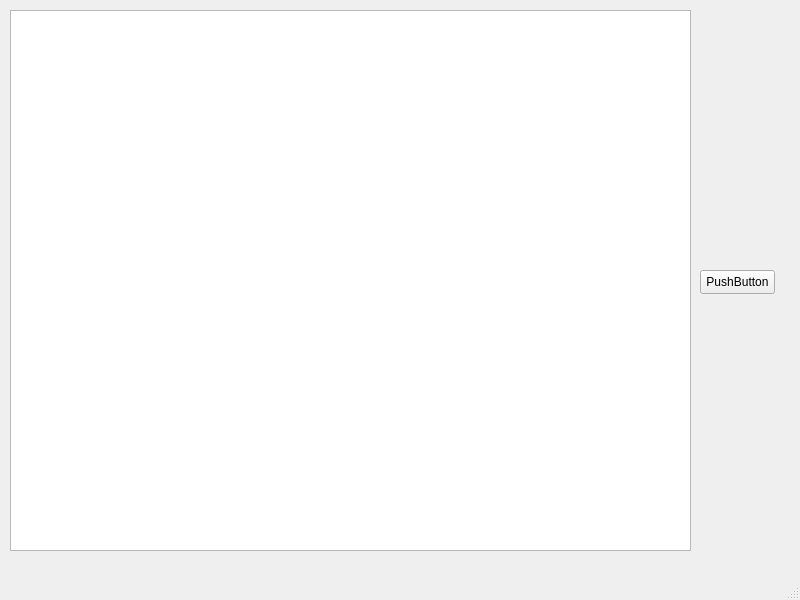
Old version of the form Fronter/mainwindow.ui in the repository bchuh/StarWars-Companion.
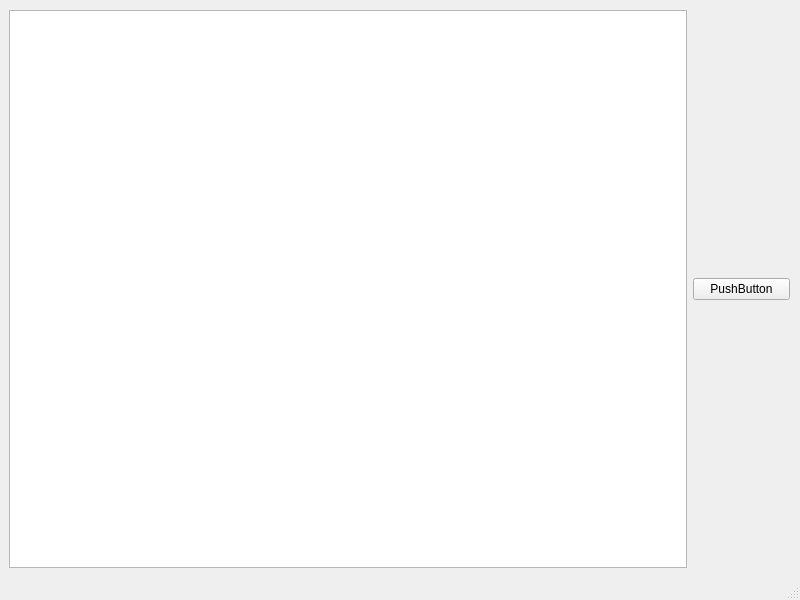
New version of the form.

Commit message: Add Fronter full screen mode

The edit to the form file:
```diff
--- a/Fronter/mainwindow.ui
+++ b/Fronter/mainwindow.ui
@@ -14,29 +14,34 @@
    <string>MainWindow</string>
   </property>
   <widget class="QWidget" name="centralwidget">
-   <widget class="QGraphicsView" name="graphicsView">
-    <property name="geometry">
-     <rect>
-      <x>10</x>
-      <y>10</y>
-      <width>681</width>
-      <height>541</height>
-     </rect>
-    </property>
-   </widget>
+   <layout class="QVBoxLayout" name="verticalLayout">
+    <item>
+     <layout class="QHBoxLayout" name="horizontalLayout" stretch="7,1">
+      <property name="sizeConstraint">
+       <enum>QLayout::SetDefaultConstraint</enum>
+      </property>
+      <property name="topMargin">
+       <number>1</number>
+      </property>
+      <property name="rightMargin">
+       <number>1</number>
+      </property>
+      <property name="bottomMargin">
+       <number>1</number>
+      </property>
+      <item>
+       <widget class="QGraphicsView" name="graphicsView"/>
+      </item>
+      <item>
    <widget class="QPushButton" name="pushButton">
-    <property name="geometry">
-     <rect>
-      <x>700</x>
-      <y>270</y>
-      <width>75</width>
-      <height>24</height>
-     </rect>
-    </property>
     <property name="text">
      <string>PushButton</string>
     </property>
    </widget>
+      </item>
+     </layout>
+    </item>
+   </layout>
   </widget>
   <widget class="QMenuBar" name="menubar">
    <property name="geometry">
```
Left out of the diff: 2 changed lines with no effect on the pictures. Lines whose indentation alone changed are shown as unchanged. The commit also changes 2 other files.
